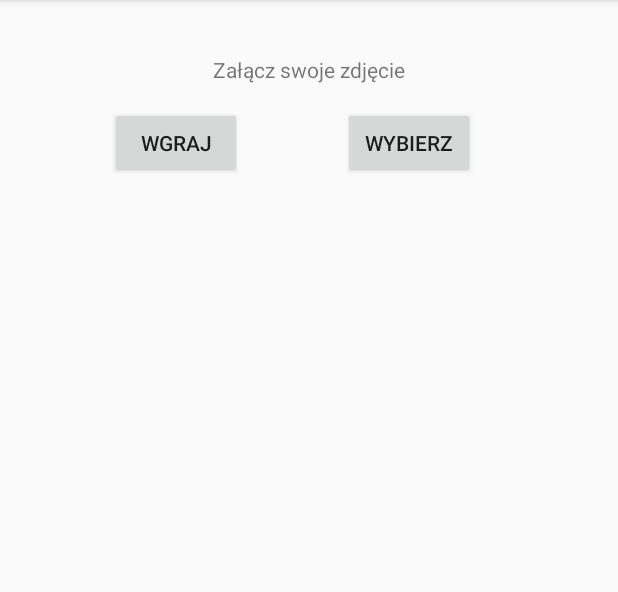
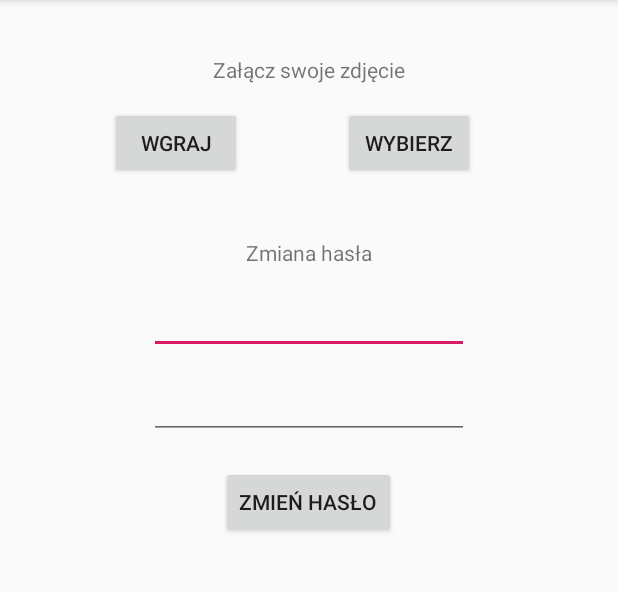
Before and after one commit to mateusz-latkowski/Indeks, an Android app: the Settings screen opened directly, with no data from a screen before it, on a phone screen of 412 x 824 dp, the part 84-676 px from its top. Run offline under Robolectric (Android 15) with nearby library versions, the phone set to English and light mode, and no system bars; our stand-ins replace Firebase (no records; nobody signed in at launch, a user with empty details on screens opened directly).

Commit message:
User can change password in Setting Activity.

```diff
--- a/app/src/main/java/com/example/indeks/Settings.java
+++ b/app/src/main/java/com/example/indeks/Settings.java
@@ -15,11 +15,14 @@ import android.view.MenuItem;
 import android.view.View;
 import android.webkit.MimeTypeMap;
 import android.widget.Button;
+import android.widget.EditText;
 import android.widget.Toast;
 
 
+import com.google.android.gms.tasks.OnCompleteListener;
 import com.google.android.gms.tasks.OnFailureListener;
 import com.google.android.gms.tasks.OnSuccessListener;
+import com.google.android.gms.tasks.Task;
 import com.google.firebase.auth.FirebaseAuth;
 import com.google.firebase.auth.FirebaseUser;
 import com.google.firebase.database.DatabaseReference;
@@ -34,15 +37,19 @@ import java.io.IOException;
 public class Settings extends AppCompatActivity {
 
     private DatabaseReference databaseReference;
+    private StorageReference storageReference;
+    private FirebaseUser user;
 
     private Button buttonUpload;
     private Button buttonChoose;
+    private Button buttonChangePassword;
+
+    private EditText newPassword;
+    private EditText newPassword2;
+
     private Uri imageURI;
 
     private static final int PICK_IMAGE_REQUEST = 71;
-
-    private StorageReference storageReference;
-
 
     @Override
     protected void onCreate(Bundle savedInstanceState) {
@@ -51,7 +58,7 @@ public class Settings extends AppCompatActivity {
 
         getSupportActionBar().setDisplayHomeAsUpEnabled(true);
 
-        FirebaseUser user = FirebaseAuth.getInstance().getCurrentUser();
+        user = FirebaseAuth.getInstance().getCurrentUser();
         String userID = user.getUid();
 
         storageReference = FirebaseStorage.getInstance().getReference("Images");
@@ -59,14 +66,20 @@ public class Settings extends AppCompatActivity {
 
         buttonUpload = (Button) findViewById(R.id.buttonImageUpload);
         buttonChoose = (Button) findViewById(R.id.buttonImageChoose);
+        buttonChangePassword = (Button) findViewById(R.id.buttonChangePassword);
 
+        buttonChangePassword.setOnClickListener(new View.OnClickListener() {
+            @Override
+            public void onClick(View v) {
+                changePassword();
+            }
+        });
         buttonChoose.setOnClickListener(new View.OnClickListener() {
             @Override
             public void onClick(View v) {
                 FileChooser();
             }
         });
-
         buttonUpload.setOnClickListener(new View.OnClickListener() {
             @Override
             public void onClick(View v) {
@@ -75,18 +88,29 @@ public class Settings extends AppCompatActivity {
         });
     }
 
-    @Override
-    public boolean onOptionsItemSelected(@NonNull MenuItem item) {
-        switch (item.getItemId()) {
-            case android.R.id.home:
-                finish();
-                return true;
+    private void changePassword() {
+        newPassword = (EditText) findViewById(R.id.editTextNewPassword);
+        newPassword2 = (EditText) findViewById(R.id.editTextNewPassword2);
+
+        final String newPass = newPassword.getText().toString().trim();
+        final String newPass2 = newPassword2.getText().toString().trim();
+
+        if (newPass.isEmpty() || newPass2.isEmpty()) {
+            Toast.makeText(Settings.this, "Wypełnij wszystkie pola!", Toast.LENGTH_SHORT).show(); }
+        if (!newPass.equals(newPass2)) {
+            Toast.makeText(Settings.this, "Podane hasła różnią się!", Toast.LENGTH_SHORT).show();
+        } else {
+            user.updatePassword(newPass).addOnCompleteListener(new OnCompleteListener<Void>() {
+                @Override
+                public void onComplete(@NonNull Task<Void> task) {
+                    if (task.isSuccessful()) {
+                        Toast.makeText(Settings.this, "Hasło zostało zmienione!", Toast.LENGTH_SHORT).show();
+                        newPassword.setText("");
+                        newPassword2.setText("");
+                    }
+                }
+            });
         }
-        return super.onOptionsItemSelected(item);
-    }
-
-    public boolean OnCreateOptionsMenu(Menu menu) {
-        return true;
     }
 
     private void FileChooser() {
@@ -148,4 +172,18 @@ public class Settings extends AppCompatActivity {
 
         }
     }
+
+    @Override
+    public boolean onOptionsItemSelected(@NonNull MenuItem item) {
+        switch (item.getItemId()) {
+            case android.R.id.home:
+                finish();
+                return true;
+        }
+        return super.onOptionsItemSelected(item);
+    }
+
+    public boolean OnCreateOptionsMenu(Menu menu) {
+        return true;
+    }
 }
--- a/app/src/main/res/layout/activity_settings.xml
+++ b/app/src/main/res/layout/activity_settings.xml
@@ -5,6 +5,17 @@
     android:layout_width="match_parent"
     android:layout_height="match_parent"
     tools:context=".Settings">
+
+    <TextView
+        android:id="@+id/textView"
+        android:layout_width="wrap_content"
+        android:layout_height="wrap_content"
+        android:text="@string/photo"
+        app:layout_constraintBottom_toBottomOf="parent"
+        app:layout_constraintEnd_toEndOf="parent"
+        app:layout_constraintStart_toStartOf="parent"
+        app:layout_constraintTop_toTopOf="parent"
+        app:layout_constraintVertical_bias="0.049" />
 
     <Button
         android:id="@+id/buttonImageUpload"
@@ -31,14 +42,54 @@
         app:layout_constraintVertical_bias="0.099" />
 
     <TextView
-        android:id="@+id/textView"
+        android:id="@+id/textView2"
         android:layout_width="wrap_content"
         android:layout_height="wrap_content"
-        android:text="@string/photo"
+        android:text="@string/changePassword"
         app:layout_constraintBottom_toBottomOf="parent"
         app:layout_constraintEnd_toEndOf="parent"
         app:layout_constraintStart_toStartOf="parent"
         app:layout_constraintTop_toTopOf="parent"
-        app:layout_constraintVertical_bias="0.049" />
+        app:layout_constraintVertical_bias="0.212" />
+
+    <EditText
+        android:id="@+id/editTextNewPassword"
+        android:layout_width="wrap_content"
+        android:layout_height="wrap_content"
+        android:ems="10"
+        android:importantForAutofill="no"
+        android:inputType="textPassword"
+        app:layout_constraintBottom_toBottomOf="parent"
+        app:layout_constraintEnd_toEndOf="parent"
+        app:layout_constraintStart_toStartOf="parent"
+        app:layout_constraintTop_toBottomOf="@+id/textView2"
+        app:layout_constraintVertical_bias="0.023"
+        tools:ignore="LabelFor" />
+
+    <EditText
+        android:id="@+id/editTextNewPassword2"
+        android:layout_width="wrap_content"
+        android:layout_height="wrap_content"
+        android:ems="10"
+        android:importantForAutofill="no"
+        android:inputType="textPassword"
+        app:layout_constraintBottom_toBottomOf="parent"
+        app:layout_constraintEnd_toEndOf="parent"
+        app:layout_constraintStart_toStartOf="parent"
+        app:layout_constraintTop_toBottomOf="@+id/textView2"
+        app:layout_constraintVertical_bias="0.127"
+        tools:ignore="LabelFor" />
+
+    <Button
+        android:id="@+id/buttonChangePassword"
+        android:layout_width="wrap_content"
+        android:layout_height="wrap_content"
+        android:text="@string/buttonChangePassword"
+        app:layout_constraintBottom_toBottomOf="parent"
+        app:layout_constraintEnd_toEndOf="parent"
+        app:layout_constraintHorizontal_bias="0.498"
+        app:layout_constraintStart_toStartOf="parent"
+        app:layout_constraintTop_toBottomOf="@+id/editTextNewPassword2"
+        app:layout_constraintVertical_bias="0.042" />
 
 </androidx.constraintlayout.widget.ConstraintLayout>
--- a/app/src/main/res/values/strings.xml
+++ b/app/src/main/res/values/strings.xml
@@ -86,6 +86,11 @@
 
     // Settings
     <string name="photo">Załącz swoje zdjęcie</string>
+    <string name="changePassword">Zmiana hasła</string>
+    <string name="currentPassword">Obecne hasło</string>
+    <string name="newPassword">Nowe hasło</string>
+    <string name="newPassword2">Powtórz nowe hasło</string>
+    <string name="buttonChangePassword">Zmień hasło</string>
 
     // SendEmail
     <string name="recipient">lalta96@gmail.com</string>
```
